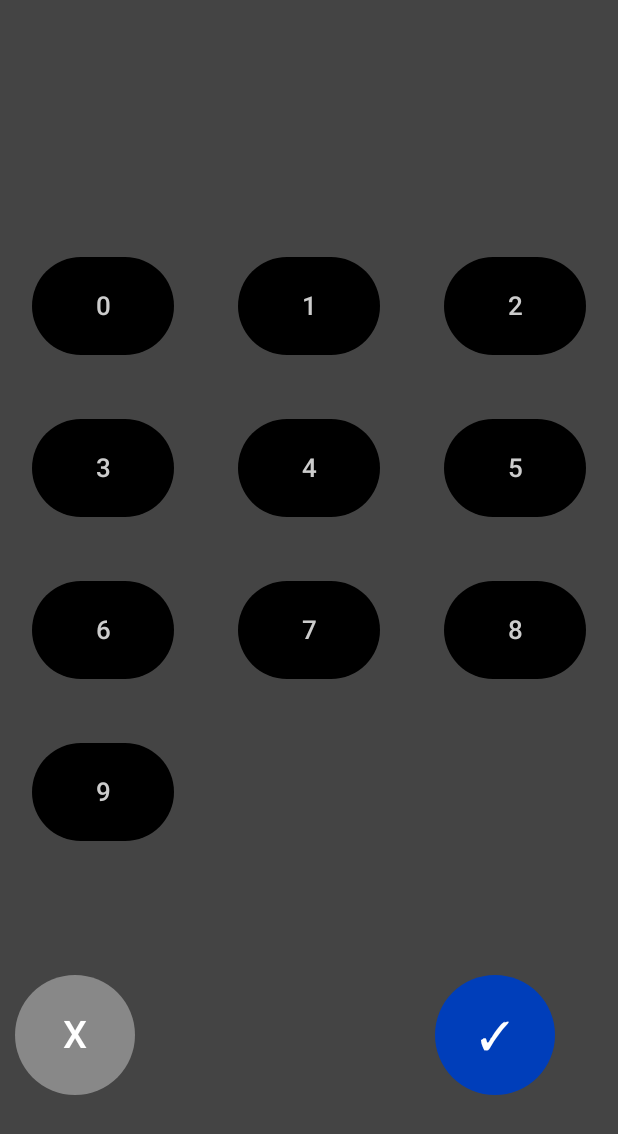
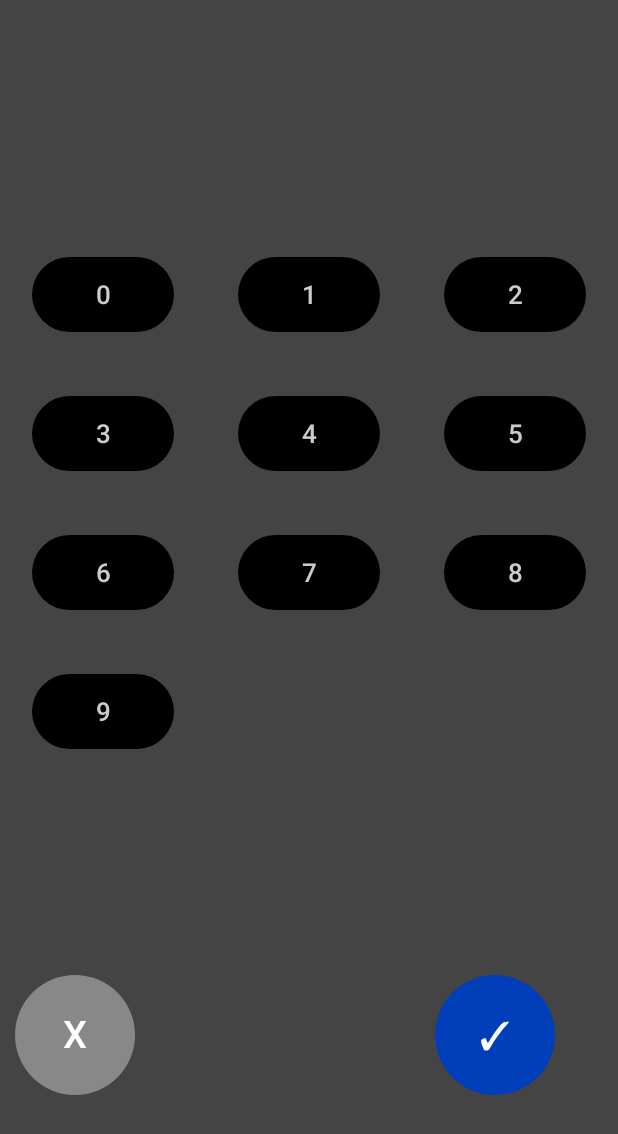
Before and after one commit to RoJoSaVs/os-project-3, an Android app built with Jetpack Compose: the screen it shows after launch (MainActivity), after a tap on "Done", on a phone screen of 412 x 824 dp. Shown: the top 1134 px of the screen. Run offline under Robolectric (Android 15) with nearby library versions, the phone set to English and light mode, and no system bars.

Commit message:
app-update

```diff
--- a/phoneApp/mobileapp/app/src/main/java/com/example/mobile_app/MainActivity.kt
+++ b/phoneApp/mobileapp/app/src/main/java/com/example/mobile_app/MainActivity.kt
@@ -107,10 +107,12 @@ fun numPath(sizeNumPad:Float, userInputFromTop:String)
                                 textInputFromPad += "$index"},
                             modifier = Modifier
                                 .padding((7 * (4 - sizeNumPad)).dp)
-                                .size((50 + sizeNumPad * 15).dp),
+//                                .size((50 + sizeNumPad * 15).dp),
+                                .size((50).dp),
                             colors = ButtonDefaults.buttonColors(Color.Black),
                         ) {
-                            Text("$index", color = Color.LightGray, fontSize = (17 * sizeNumPad).sp)
+//                            Text("$index", color = Color.LightGray, fontSize = (17 * sizeNumPad).sp)
+                            Text("$index", color = Color.LightGray, fontSize = (17).sp)
                         }
                     }
                 }
```
